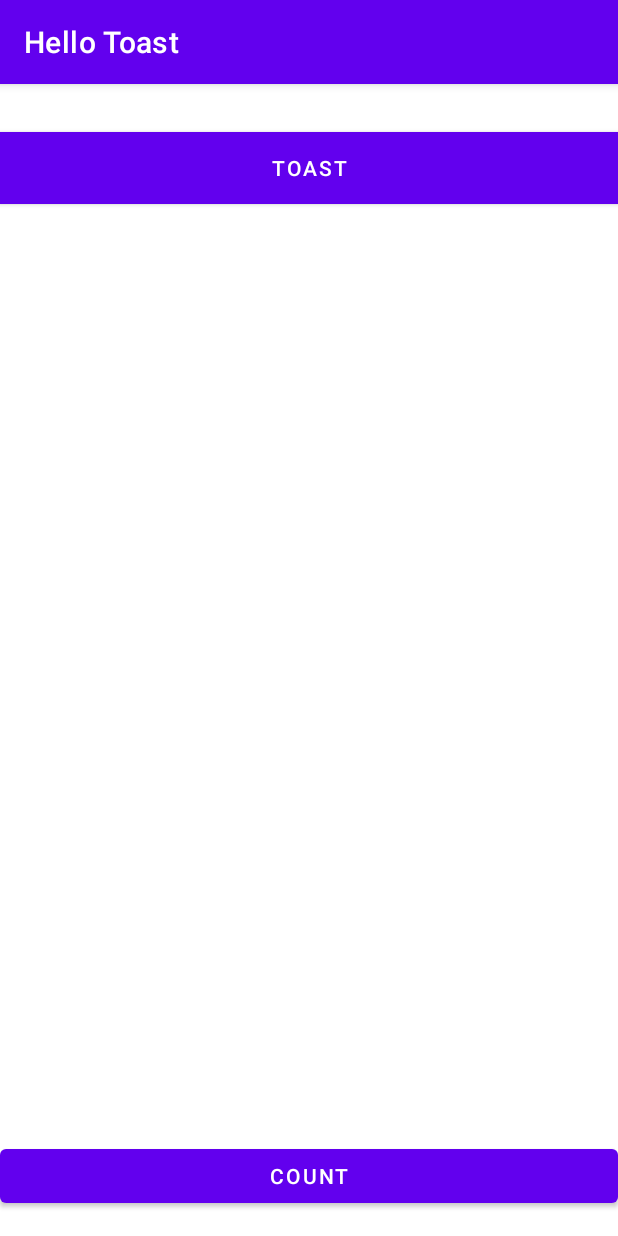
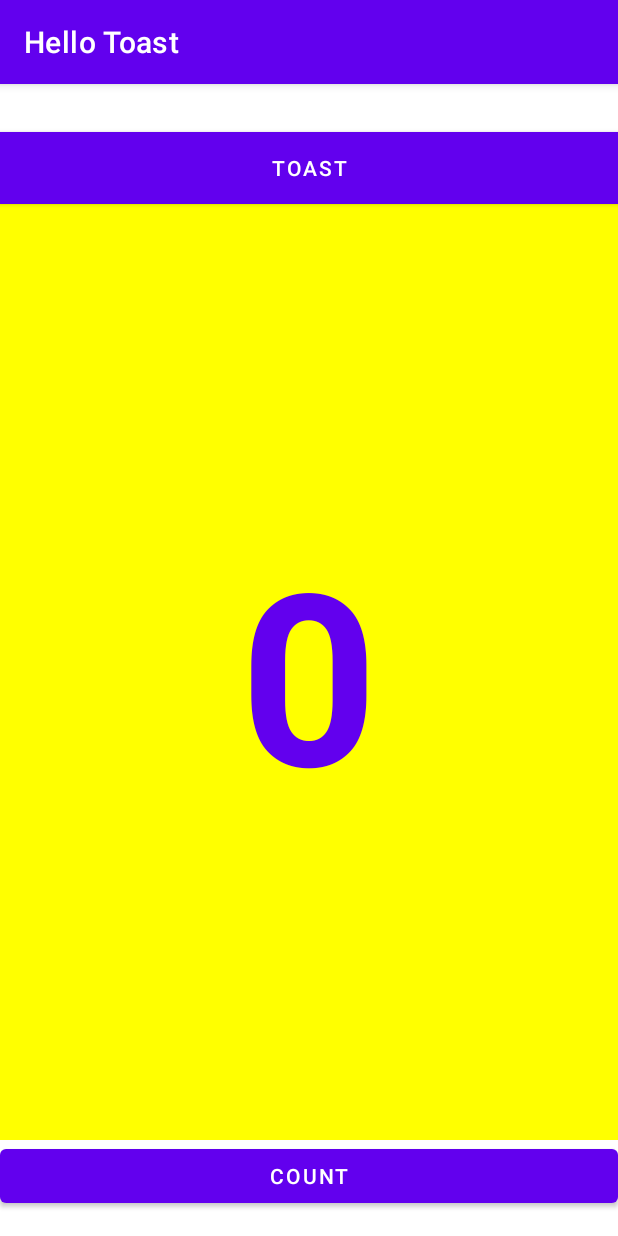
Before and after one commit to Raju979/Activities-and-intents, an Android app: the screen it shows after launch (MainActivity), on a phone screen of 412 x 824 dp. Run offline under Robolectric (Android 15) with nearby library versions, the phone set to English and light mode, and no system bars.

Commit message:
completed task 4

```diff
--- a/app/src/main/res/layout/activity_main.xml
+++ b/app/src/main/res/layout/activity_main.xml
@@ -30,4 +30,19 @@
         app:layout_constraintHorizontal_bias="0.498"
         app:layout_constraintStart_toStartOf="parent" />
 
+    <TextView
+        android:id="@+id/show_count"
+        android:layout_width="0dp"
+        android:layout_height="0dp"
+        android:background="#FFFF00"
+        android:gravity="center|center_vertical"
+        android:text="0"
+        android:textColor="?attr/colorPrimary"
+        android:textSize="160sp"
+        android:textStyle="bold"
+        app:layout_constraintBottom_toTopOf="@+id/button_count"
+        app:layout_constraintEnd_toEndOf="parent"
+        app:layout_constraintStart_toStartOf="parent"
+        app:layout_constraintTop_toBottomOf="@+id/button_toast" />
+
 </androidx.constraintlayout.widget.ConstraintLayout>
```
Also changed, not shown: 2 other files.
